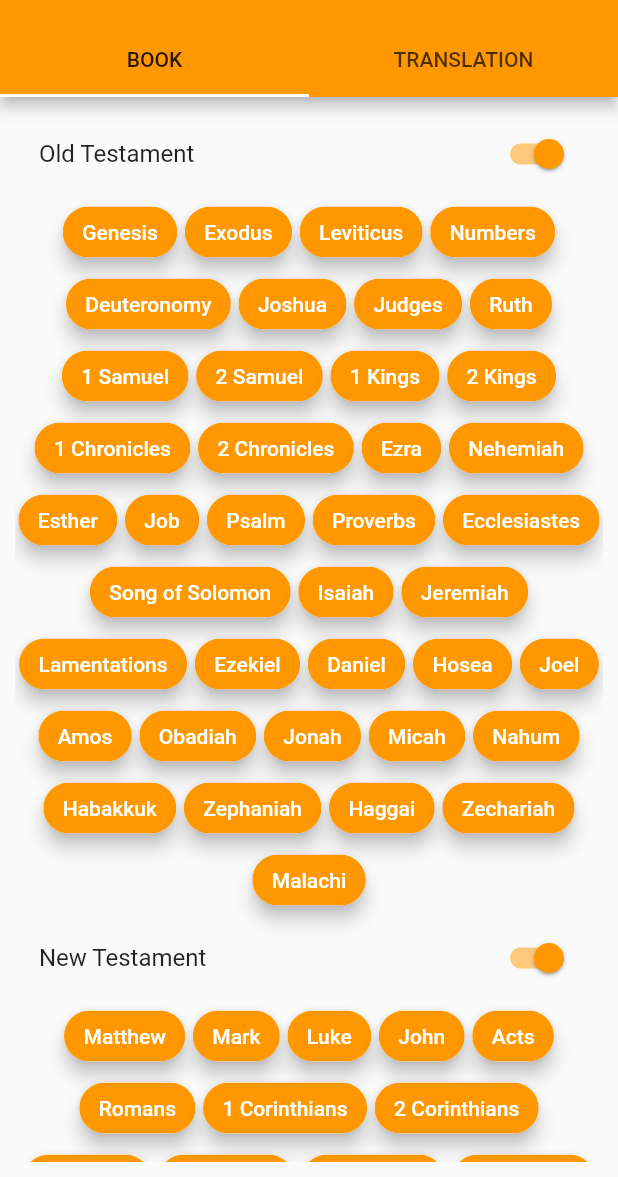
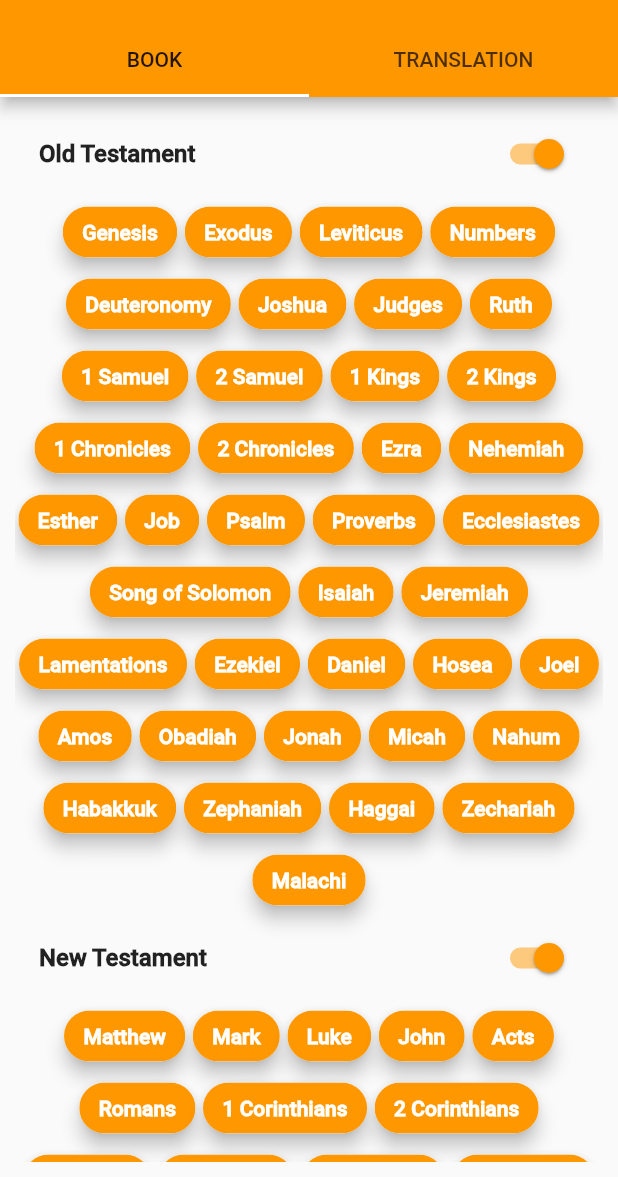
Before and after one commit to michinchin/bible-search, a Flutter app: the TranslationBookFilterScreen screen opened directly, on a phone screen of 412 x 824 dp, the part 59-1236 px from its top. Run offline on Flutter 3.47's test engine with Material 2 defaults, Android fonts, the phone set to English and light mode, and no system bars; drawn by our look-alikes of auto_size_text; our stand-ins replace diacritic, dynamic_theme, flutter_redux, in_app_purchase, oktoast, redux and 2 more; missing offline and left inert: firebase_admob, tec_ads, tec_cache, tec_util; accounts and stored records are empty; statements that could not run were skipped; project files that could hold a hidden picture were left out.

```diff
--- a/lib/containers/filter_components/book_list.dart
+++ b/lib/containers/filter_components/book_list.dart
@@ -1,3 +1,4 @@
+import 'package:auto_size_text/auto_size_text.dart';
 import 'package:bible_search/presentation/translation_book_filter_screen.dart';
 import 'package:flutter/material.dart';
 
@@ -10,7 +11,10 @@ class BookList extends StatelessWidget {
   Widget build(BuildContext context) {
     return ListView(children: [
       SwitchListTile.adaptive(
-        title: const Text('Old Testament'),
+        title: const AutoSizeText(
+          'Old Testament',
+          style: TextStyle(fontWeight: FontWeight.bold),
+        ),
         onChanged: (b) => vm.selectBook(b, -2),
         value: vm.otSelected,
         activeColor: Theme.of(context).accentColor,
@@ -20,7 +24,10 @@ class BookList extends StatelessWidget {
         isOT: true,
       ),
       SwitchListTile.adaptive(
-        title: const Text('New Testament'),
+        title: const AutoSizeText(
+          'New Testament',
+          style: TextStyle(fontWeight: FontWeight.bold),
+        ),
         onChanged: (b) => vm.selectBook(b, -1),
         value: vm.ntSelected,
         activeColor: Theme.of(context).accentColor,
@@ -53,12 +60,14 @@ class _BookChildren extends StatelessWidget {
         label: Text(
           vm.bookNames[i].name,
           style: TextStyle(
-            color: vm.bookNames[i].isSelected
-                ? Theme.of(context).brightness == Brightness.dark
-                    ? ThemeData.dark().cardColor
-                    : Colors.white
-                : Theme.of(context).accentColor,
-          ),
+              color: vm.bookNames[i].isSelected
+                  ? Theme.of(context).brightness == Brightness.dark
+                      ? ThemeData.dark().cardColor
+                      : Colors.white
+                  : Theme.of(context).accentColor,
+              fontWeight: vm.bookNames[i].isSelected
+                  ? FontWeight.bold
+                  : FontWeight.normal),
         ),
         backgroundColor: vm.bookNames[i].isSelected
             ? Theme.of(context).accentColor
--- a/lib/main.dart
+++ b/lib/main.dart
@@ -99,7 +99,6 @@ class _AppBindingObserverState extends State<_AppBindingObserver>
   @override
   void didChangeAppLifecycleState(AppLifecycleState state) {
     print('App state changed to $state');
-    SystemChrome.setSystemUIOverlayStyle(widget.store.state.isDarkTheme ? darkOverlay : lightOverlay);
     widget.store.dispatch(StateChangeAction(state: state));
   }
 
```
Also changed, not shown: lib/containers/filter_components/language_list.dart (+6 -10 lines), lib/redux/middleware.dart (+13 -0 lines).
